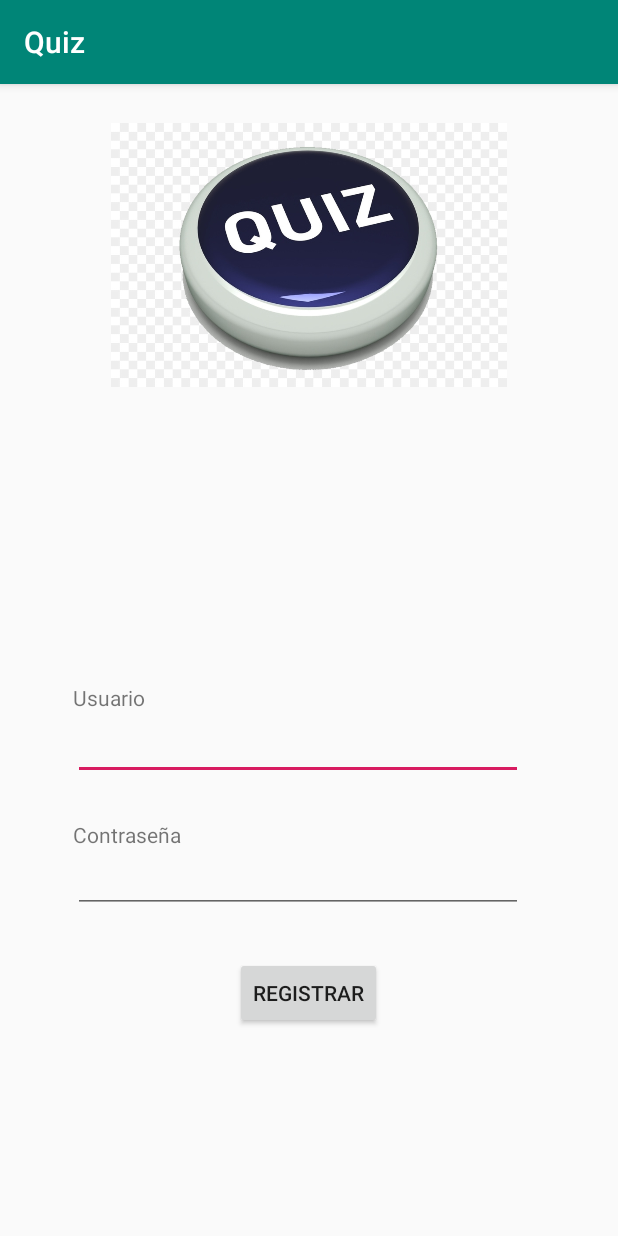
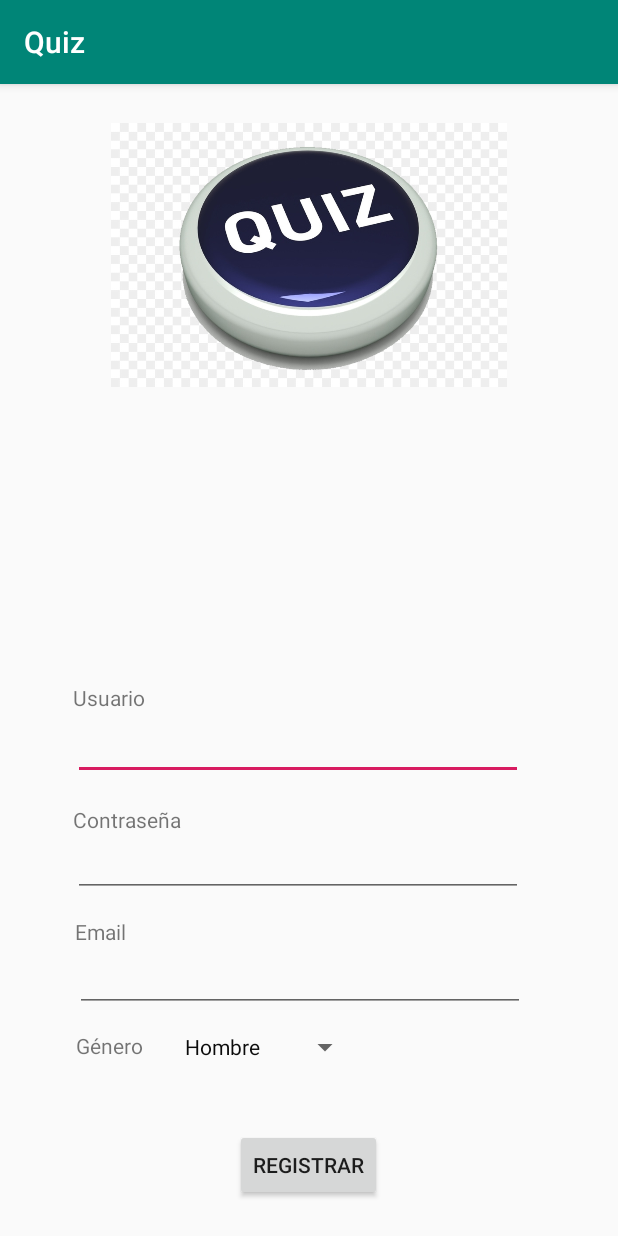
Before and after one commit to luiisgallego/MII_GIDW_1819, an Android app: the screen it shows after launch (MainActivity), on a phone screen of 412 x 824 dp. Run offline under Robolectric (Android 15) with nearby library versions, the phone set to English and light mode, and no system bars.

Commit message:
login - registro compartido

```diff
--- a/APP/app/src/main/java/com/gidw/luis/quiz/MainActivity.java
+++ b/APP/app/src/main/java/com/gidw/luis/quiz/MainActivity.java
@@ -4,18 +4,23 @@ import android.support.v7.app.AppCompatActivity;
 import android.os.Bundle;
 import android.text.Editable;
 import android.view.View;
+import android.widget.ArrayAdapter;
 import android.widget.EditText;
 import android.widget.Button;
 import android.content.Intent;
 import android.content.SharedPreferences;
 import android.content.Context;
+import android.widget.Spinner;
 import android.widget.TextView;
 import android.widget.Toast;
+import android.widget.AdapterView;
 
 public class MainActivity extends AppCompatActivity {
 
     String nombre_shared, pass_shared, email_shared, genero_shared;
     Boolean statusSharedPreferences;
+    String[] generos = {"Hombre", "Mujer"};
+    String genero;
 
     @Override
     protected void onCreate(Bundle savedInstanceState) {
@@ -28,8 +33,6 @@ public class MainActivity extends AppCompatActivity {
         // Comprobamos si ya se ha registrado
         statusSharedPreferences = comprobarSharedPreferences(infoPrincipal);
 
-        //System.out.println("\n\n\n HEREEE  \n\n\n" + statusSharedPreferences);
-
         // Actuamos en funcion de status
         if(!statusSharedPreferences) {  // Registrar
             setContentView(R.layout.activity_main_registrar);
@@ -37,7 +40,15 @@ public class MainActivity extends AppCompatActivity {
             // Declaramos los campos editables y el botón
             final EditText usuarioRegistrar = findViewById(R.id.mainEditUsuarioRegistrar);
             final EditText passwordRegistrar = findViewById(R.id.mainEditPassRegistrar);
+            final EditText emailRegistrar = findViewById(R.id.mainEditEmailRegistrar);
             final Button botonRegistrar = findViewById(R.id.mainButtonRegistrar);
+
+                // Configuramos spinner genero
+            Spinner generoRegistrar = findViewById(R.id.mainSpinnerGeneroRegistrar);
+            ArrayAdapter<String> adapterSpinnnerGenero = new ArrayAdapter<>(this, R.layout.spinner_genero, generos);
+            adapterSpinnnerGenero.setDropDownViewResource(R.layout.support_simple_spinner_dropdown_item);
+            generoRegistrar.setAdapter(adapterSpinnnerGenero);
+            generoRegistrar.setOnItemSelectedListener(new SpinnerActivity());
 
             botonRegistrar.setOnClickListener(new View.OnClickListener() {
                 @Override
@@ -55,8 +66,8 @@ public class MainActivity extends AppCompatActivity {
                         SharedPreferences.Editor editorInfoPrincipal = infoPrincipal.edit();
                         editorInfoPrincipal.putString("nombre", usuarioRegistrar.getText().toString());
                         editorInfoPrincipal.putString("contraseña", passwordRegistrar.getText().toString());
-                        //editorInfoPrincipal.putString("email", "emailRandom@gmail.es");
-                        //editorInfoPrincipal.putString("genero", "Hombre");
+                        editorInfoPrincipal.putString("email", emailRegistrar.getText().toString());
+                        editorInfoPrincipal.putString("genero", genero);
                         editorInfoPrincipal.commit();
 
                         // Creamos e iniciamos la nueva actividad
@@ -106,22 +117,26 @@ public class MainActivity extends AppCompatActivity {
 
         nombre_shared = infoPrincipal.getString("nombre", ""); // Por defecto vacio (en el caso de que no haya nada)
         pass_shared = infoPrincipal.getString("contraseña", "");
-        //email_shared = infoPrincipal.getString("email", "");
-        //genero_shared = infoPrincipal.getString("genero", "");
+        email_shared = infoPrincipal.getString("email", "");
+        genero_shared = infoPrincipal.getString("genero", "");
 
-        System.out.println("FUNCION SHARED PREFERENCES: ");
-        System.out.println(nombre_shared);
-        System.out.println(pass_shared);
-        System.out.println(" FIN FUNCION SHARED PREFERENCES: ");
-
-        //return (!nombre_shared.equals("") || !pass_shared.equals("") || !email_shared.equals("") || !genero_shared.equals(""));
-        return (!nombre_shared.equals("") || !pass_shared.equals(""));
+        return (!nombre_shared.equals("") || !pass_shared.equals("") || !email_shared.equals("") || !genero_shared.equals(""));
     }
 
-    /*private boolean compruebaPassword(Editable usuario, Editable password, SharedPreferences infoPrincipal) {
-        return (!usuario.toString().equals(infoPrincipal.getString("nombre", ""))
-                && !password.toString().equals(infoPrincipal.getString("contraseña", "")));
-    }*/
+    // Spinner class para seleccionar el spinner y tambien el genero
+    class SpinnerActivity implements AdapterView.OnItemSelectedListener {
+
+        @Override
+        public void onItemSelected(AdapterView<?> parent, View view, int position, long id) {
+            genero = parent.getItemAtPosition(position).toString();
+        }
+
+        @Override
+        public void onNothingSelected(AdapterView<?> parent) {
+            // Cuando no seleccionamos nada
+            Toast.makeText(getApplicationContext(), "Por favor selecciona el género", Toast.LENGTH_SHORT).show();
+        }
+    }
 
 
 }
--- a/APP/app/src/main/res/layout/activity_main_registrar.xml
+++ b/APP/app/src/main/res/layout/activity_main_registrar.xml
@@ -43,7 +43,7 @@
         android:layout_alignStart="@+id/mainLogoRegistrar"
         android:layout_alignParentBottom="true"
         android:layout_marginStart="-25dp"
-        android:layout_marginBottom="258dp"
+        android:layout_marginBottom="268dp"
         android:text="@string/mainTextPassRegistrar" />
 
     <EditText
@@ -53,9 +53,31 @@
         android:layout_alignStart="@+id/mainLogoRegistrar"
         android:layout_alignParentBottom="true"
         android:layout_marginStart="-25dp"
-        android:layout_marginBottom="215dp"
+        android:layout_marginBottom="226dp"
         android:ems="10"
         android:inputType="textPersonName" />
+
+
+    <TextView
+        android:id="@+id/mainTextEmailRegistrar"
+        android:layout_width="wrap_content"
+        android:layout_height="wrap_content"
+        android:layout_alignStart="@+id/mainLogoRegistrar"
+        android:layout_alignParentBottom="true"
+        android:layout_marginStart="-24dp"
+        android:layout_marginBottom="193dp"
+        android:text="@string/mainTextEmailRegistrar" />
+
+    <EditText
+        android:id="@+id/mainEditEmailRegistrar"
+        android:layout_width="300dp"
+        android:layout_height="wrap_content"
+        android:layout_alignStart="@+id/mainLogoRegistrar"
+        android:layout_alignParentBottom="true"
+        android:layout_marginStart="-24dp"
+        android:layout_marginBottom="149dp"
+        android:ems="10"
+        android:inputType="textEmailAddress" />
 
     <Button
         android:id="@+id/mainButtonRegistrar"
@@ -63,7 +85,26 @@
         android:layout_height="wrap_content"
         android:layout_alignParentBottom="true"
         android:layout_centerHorizontal="true"
-        android:layout_marginBottom="138dp"
+        android:layout_marginBottom="23dp"
         android:text="@string/mainButtonRegistrar" />
 
+    <TextView
+        android:id="@+id/mainTextGeneroRegistrar"
+        android:layout_width="wrap_content"
+        android:layout_height="wrap_content"
+        android:layout_alignStart="@+id/mainLogoRegistrar"
+        android:layout_alignParentBottom="true"
+        android:layout_marginStart="-23dp"
+        android:layout_marginBottom="117dp"
+        android:text="@string/mainTextGeneroRegistrar" />
+
+    <Spinner
+        android:id="@+id/mainSpinnerGeneroRegistrar"
+        android:layout_width="117dp"
+        android:layout_height="wrap_content"
+        android:layout_alignParentStart="true"
+        android:layout_alignParentBottom="true"
+        android:layout_marginStart="123dp"
+        android:layout_marginBottom="114dp" />
+
 </RelativeLayout>
--- /dev/null
+++ b/APP/app/src/main/res/layout/spinner_genero.xml
@@ -0,0 +1,7 @@
+<?xml version="1.0" encoding="utf-8"?>
+<TextView xmlns:android="http://schemas.android.com/apk/res/android"
+    android:layout_width="100dp"
+    android:layout_height="wrap_content"
+    android:textColor="#0b0b0b">
+
+</TextView>
--- a/APP/app/src/main/res/values/strings.xml
+++ b/APP/app/src/main/res/values/strings.xml
@@ -10,6 +10,8 @@
     <string name="mainButtonRegistrar">REGISTRAR</string>
     <string name="mainTextUsuarioRegistrar">Usuario</string>
     <string name="mainTextPassRegistrar">Contraseña</string>
+    <string name="mainTextEmailRegistrar">Email</string>
+    <string name="mainTextGeneroRegistrar">Género</string>
 
     <!-- Levels  -->
     <string name="nivel1">Nivel 1</string>
```
Also changed, not shown: 1 other file.
